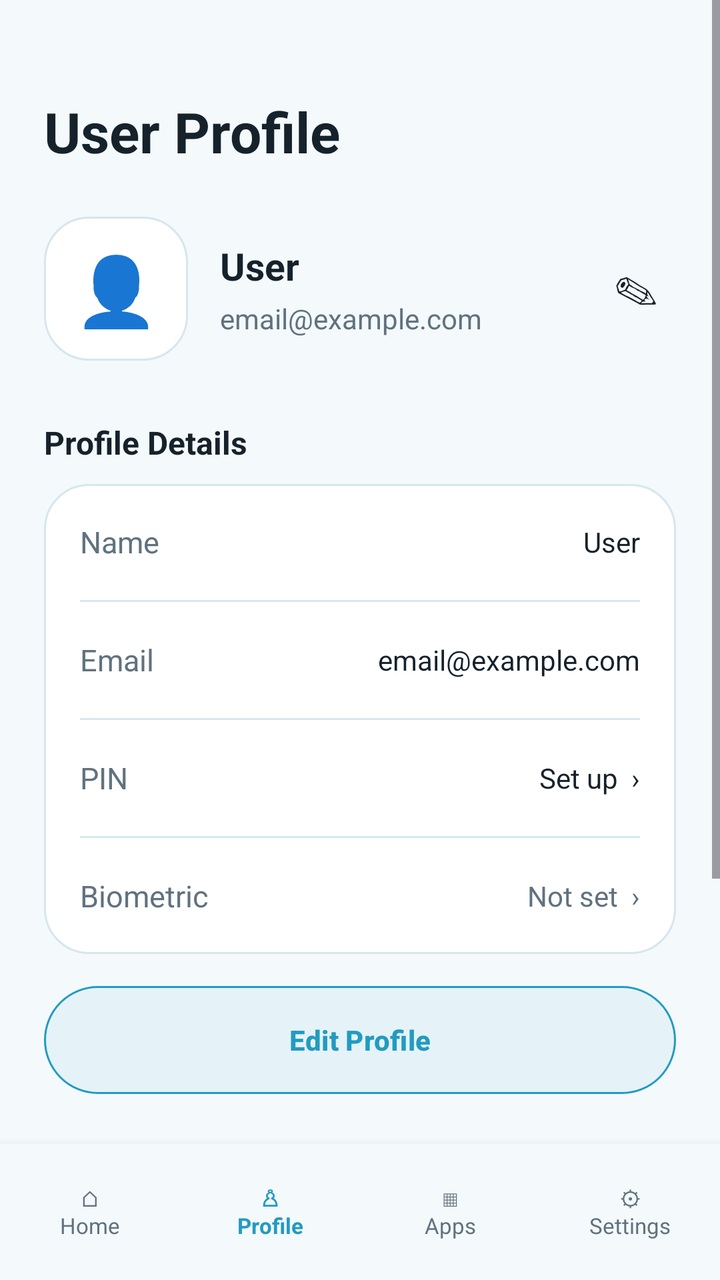
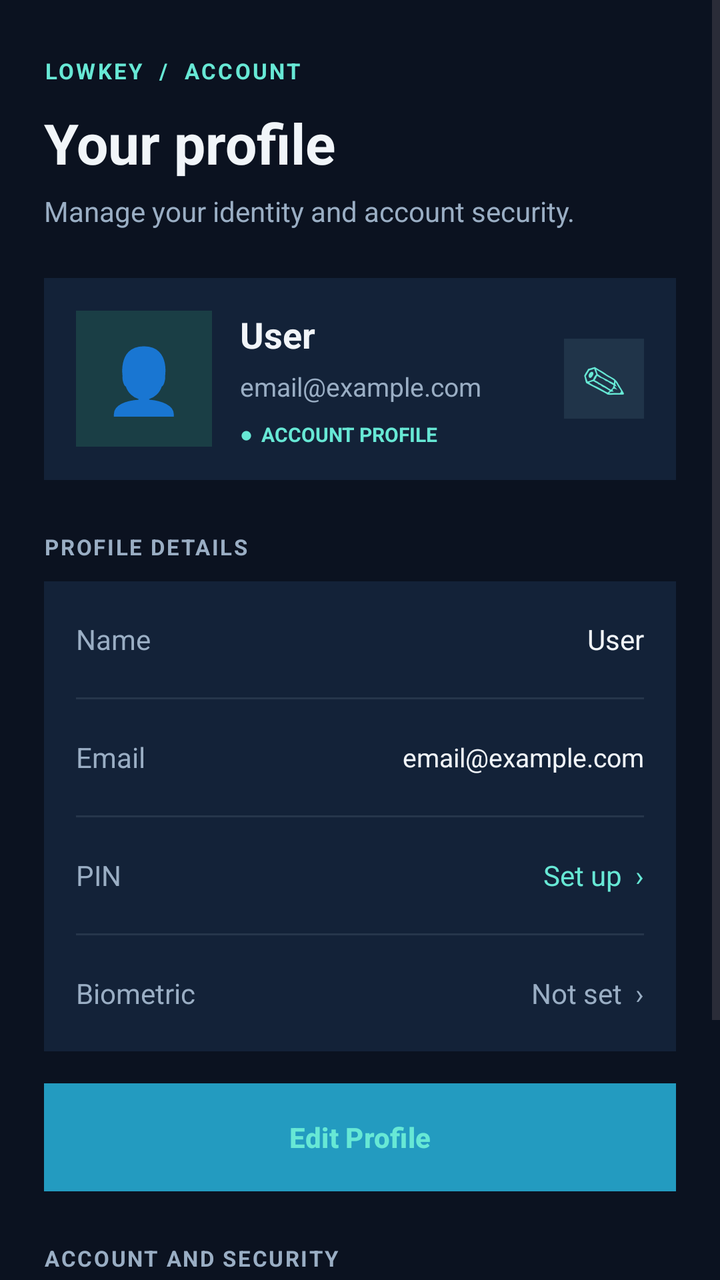

The first picture is an Android layout as it rendered before a commit; the second is the same layout after the commit. The layout source and the unified diff follow.
<!-- AndroidManifest.xml: application theme Theme.Lowkey -->
<!-- res/layout/activity_profile.xml -->
<?xml version="1.0" encoding="utf-8"?>
<androidx.constraintlayout.widget.ConstraintLayout
    xmlns:android="http://schemas.android.com/apk/res/android"
    xmlns:app="http://schemas.android.com/apk/res-auto"
    android:layout_width="match_parent"
    android:layout_height="match_parent"
    android:background="@color/screen_background">

    <ScrollView
        android:layout_width="0dp"
        android:layout_height="0dp"
        android:fillViewport="true"
        app:layout_constraintTop_toTopOf="parent"
        app:layout_constraintBottom_toTopOf="@id/profileBottomNav"
        app:layout_constraintStart_toStartOf="parent"
        app:layout_constraintEnd_toEndOf="parent">

        <LinearLayout
            android:layout_width="match_parent"
            android:layout_height="wrap_content"
            android:orientation="vertical"
            android:padding="22dp">

            
            <TextView
                android:layout_width="wrap_content"
                android:layout_height="wrap_content"
                android:layout_marginTop="25dp"
                android:text="User Profile"
                android:textColor="@color/primary_text"
                android:textSize="28sp"
                android:textStyle="bold" />

            
            <LinearLayout
                android:layout_width="match_parent"
                android:layout_height="wrap_content"
                android:layout_marginTop="24dp"
                android:gravity="center_vertical"
                android:orientation="horizontal">

                
                <TextView
                    android:layout_width="72dp"
                    android:layout_height="72dp"
                    android:background="@drawable/bg_status_card"
                    android:gravity="center"
                    android:text="👤"
                    android:textSize="34sp" />

                <LinearLayout
                    android:layout_width="0dp"
                    android:layout_height="wrap_content"
                    android:layout_weight="1"
                    android:layout_marginStart="16dp"
                    android:orientation="vertical">

                    <TextView
                        android:id="@+id/tvProfileName"
                        android:layout_width="wrap_content"
                        android:layout_height="wrap_content"
                        android:text="User"
                        android:textColor="@color/primary_text"
                        android:textSize="19sp"
                        android:textStyle="bold" />

                    <TextView
                        android:id="@+id/tvProfileEmail"
                        android:layout_width="wrap_content"
                        android:layout_height="wrap_content"
                        android:layout_marginTop="4dp"
                        android:text="email@example.com"
                        android:textColor="@color/secondary_text"
                        android:textSize="14sp" />

                </LinearLayout>

                <TextView
                    android:id="@+id/tvEditProfile"
                    android:layout_width="40dp"
                    android:layout_height="40dp"
                    android:gravity="center"
                    android:text="✎"
                    android:textColor="@color/primary_text"
                    android:textSize="22sp" />

            </LinearLayout>

            
            <TextView
                android:layout_width="wrap_content"
                android:layout_height="wrap_content"
                android:layout_marginTop="30dp"
                android:text="Profile Details"
                android:textColor="@color/primary_text"
                android:textSize="16sp"
                android:textStyle="bold" />

            <LinearLayout
                android:layout_width="match_parent"
                android:layout_height="wrap_content"
                android:layout_marginTop="10dp"
                android:background="@drawable/bg_status_card"
                android:orientation="vertical"
                android:paddingStart="18dp"
                android:paddingEnd="18dp">

                
                <LinearLayout
                    android:layout_width="match_parent"
                    android:layout_height="58dp"
                    android:gravity="center_vertical"
                    android:orientation="horizontal">

                    <TextView
                        android:layout_width="0dp"
                        android:layout_height="wrap_content"
                        android:layout_weight="1"
                        android:text="Name"
                        android:textColor="@color/secondary_text"
                        android:textSize="15sp" />

                    <TextView
                        android:id="@+id/tvDetailName"
                        android:layout_width="wrap_content"
                        android:layout_height="wrap_content"
                        android:text="User"
                        android:textColor="@color/primary_text"
                        android:textSize="14sp" />

                </LinearLayout>

                <View
                    android:layout_width="match_parent"
                    android:layout_height="1dp"
                    android:background="#D6E7ED" />

                
                <LinearLayout
                    android:layout_width="match_parent"
                    android:layout_height="58dp"
                    android:gravity="center_vertical"
                    android:orientation="horizontal">

                    <TextView
                        android:layout_width="0dp"
                        android:layout_height="wrap_content"
                        android:layout_weight="1"
                        android:text="Email"
                        android:textColor="@color/secondary_text"
                        android:textSize="15sp" />

                    <TextView
                        android:id="@+id/tvDetailEmail"
                        android:layout_width="wrap_content"
                        android:layout_height="wrap_content"
                        android:text="email@example.com"
                        android:textColor="@color/primary_text"
                        android:textSize="14sp" />

                </LinearLayout>

                <View
                    android:layout_width="match_parent"
                    android:layout_height="1dp"
                    android:background="#D6E7ED" />

                
                <LinearLayout
                    android:id="@+id/rowPin"
                    android:layout_width="match_parent"
                    android:layout_height="58dp"
                    android:gravity="center_vertical"
                    android:orientation="horizontal">

                    <TextView
                        android:layout_width="0dp"
                        android:layout_height="wrap_content"
                        android:layout_weight="1"
                        android:text="PIN"
                        android:textColor="@color/secondary_text"
                        android:textSize="15sp" />

                    <TextView
                        android:layout_width="wrap_content"
                        android:layout_height="wrap_content"
                        android:text="Set up  ›"
                        android:textColor="@color/primary_text"
                        android:textSize="14sp" />

                </LinearLayout>

                <View
                    android:layout_width="match_parent"
                    android:layout_height="1dp"
                    android:background="#D6E7ED" />

                
                <LinearLayout
                    android:id="@+id/rowBiometric"
                    android:layout_width="match_parent"
                    android:layout_height="58dp"
                    android:gravity="center_vertical"
                    android:orientation="horizontal">

                    <TextView
                        android:layout_width="0dp"
                        android:layout_height="wrap_content"
                        android:layout_weight="1"
                        android:text="Biometric"
                        android:textColor="@color/secondary_text"
                        android:textSize="15sp" />

                    <TextView
                        android:layout_width="wrap_content"
                        android:layout_height="wrap_content"
                        android:text="Not set  ›"
                        android:textColor="@color/secondary_text"
                        android:textSize="14sp" />

                </LinearLayout>

            </LinearLayout>

            
            <Button
                android:id="@+id/btnEditProfile"
                android:layout_width="match_parent"
                android:layout_height="54dp"
                android:layout_marginTop="16dp"
                android:background="@drawable/bg_secondary_button"
                android:backgroundTint="@null"
                app:backgroundTint ="@null"
                android:text="Edit Profile"
                android:textColor="@color/accent_blue"
                android:textSize="14sp"
                android:textStyle="bold" />

            
            <TextView
                android:layout_width="wrap_content"
                android:layout_height="wrap_content"
                android:layout_marginTop="26dp"
                android:text="Account"
                android:textColor="@color/primary_text"
                android:textSize="16sp"
                android:textStyle="bold" />

            <Button
                android:id="@+id/btnChangePassword"
                android:layout_width="match_parent"
                android:layout_height="54dp"
                android:layout_marginTop="10dp"
                android:background="@drawable/bg_status_card"
                android:backgroundTint="@null"
                android:text="Change Password"
                android:textColor="@color/primary_text"
                android:textSize="14sp"
                android:textStyle="bold" />

            <Button
                android:id="@+id/btnLogout"
                android:layout_width="match_parent"
                android:layout_height="54dp"
                android:layout_marginTop="10dp"
                android:background="@drawable/bg_status_card"
                android:backgroundTint="@null"
                android:text="Log Out"
                android:textColor="@color/primary_text"
                android:textSize="14sp"
                android:textStyle="bold" />

        </LinearLayout>

    </ScrollView>

    
    <LinearLayout
        android:id="@+id/profileBottomNav"
        android:layout_width="0dp"
        android:layout_height="68dp"
        android:background="@color/screen_background"
        android:elevation="8dp"
        android:gravity="center"
        android:orientation="horizontal"
        app:layout_constraintBottom_toBottomOf="parent"
        app:layout_constraintStart_toStartOf="parent"
        app:layout_constraintEnd_toEndOf="parent">

        <TextView
            android:id="@+id/profileNavHome"
            android:layout_width="0dp"
            android:layout_height="match_parent"
            android:layout_weight="1"
            android:gravity="center"
            android:text="⌂\nHome"
            android:textColor="@color/secondary_text"
            android:textSize="11sp" />

        <TextView
            android:id="@+id/profileNavProfile"
            android:layout_width="0dp"
            android:layout_height="match_parent"
            android:layout_weight="1"
            android:gravity="center"
            android:text="♙\nProfile"
            android:textColor="@color/accent_blue"
            android:textSize="11sp"
            android:textStyle="bold" />

        <TextView
            android:id="@+id/profileNavApps"
            android:layout_width="0dp"
            android:layout_height="match_parent"
            android:layout_weight="1"
            android:gravity="center"
            android:text="▦\nApps"
            android:textColor="@color/secondary_text"
            android:textSize="11sp" />

        <TextView
            android:id="@+id/profileNavSettings"
            android:layout_width="0dp"
            android:layout_height="match_parent"
            android:layout_weight="1"
            android:gravity="center"
            android:text="⚙\nSettings"
            android:textColor="@color/secondary_text"
            android:textSize="11sp" />

    </LinearLayout>

</androidx.constraintlayout.widget.ConstraintLayout>
<!-- resources referenced by this layout -->
<resources>
  <color name="accent_blue">#239BC0</color>
  <color name="primary_text">#16222B</color>
  <color name="screen_background">#F4F9FC</color>
  <color name="secondary_text">#60727E</color>
  <!-- drawable bg_secondary_button (drawable) -->
  <?xml version="1.0" encoding="utf-8"?>
  <shape xmlns:android="http://schemas.android.com/apk/res/android"
      android:shape="rectangle">
  
      <solid android:color="@color/button_secondary" />
  
      <stroke
          android:width="1dp"
          android:color="@color/accent_blue" />
  
      <corners android:radius="30dp" />
  
  </shape>
  <!-- drawable bg_status_card (drawable) -->
  <?xml version="1.0" encoding="utf-8"?>
  <shape xmlns:android="http://schemas.android.com/apk/res/android"
      android:shape="rectangle">
  
      <solid android:color="#FFFFFF" />
  
      <stroke
          android:width="1dp"
          android:color="#D6E7ED" />
  
      <corners android:radius="22dp" />
  
  </shape>
  <style name="Theme.Lowkey" parent="Base.Theme.Lowkey" />
  <color name="button_secondary">#E5F3F8</color>
  <style name="Base.Theme.Lowkey" parent="Theme.Material3.DayNight.NoActionBar">
  
          
          <item name="android:windowBackground">@color/screen_background</item>
          <item name="android:colorBackground">@color/screen_background</item>
  
          
          <item name="android:statusBarColor">@color/screen_background</item>
          <item name="android:navigationBarColor">@color/screen_background</item>
  
          
          <item name="android:windowLightStatusBar">false</item>
          <item name="android:windowLightNavigationBar">false</item>
  
          
          <item name="colorPrimary">@color/accent_blue</item>
          <item name="colorSecondary">@color/accent_blue</item>
  
          
          <item name="colorSurface">@color/button_secondary</item>
          <item name="colorSurfaceVariant">@color/button_secondary</item>
  
      </style>
</resources>

<!-- the commit's change to res/layout/activity_profile.xml (unified diff, before → after) -->
@@ -2,16 +2,21 @@
 <androidx.constraintlayout.widget.ConstraintLayout
     xmlns:android="http://schemas.android.com/apk/res/android"
     xmlns:app="http://schemas.android.com/apk/res-auto"
+    android:id="@+id/profileRoot"
     android:layout_width="match_parent"
     android:layout_height="match_parent"
-    android:background="@color/screen_background">
+    android:background="#0B1220">
 
     <ScrollView
+        android:id="@+id/profileScroll"
         android:layout_width="0dp"
         android:layout_height="0dp"
+        android:clipToPadding="false"
         android:fillViewport="true"
+        android:overScrollMode="never"
+        android:paddingBottom="12dp"
         app:layout_constraintTop_toTopOf="parent"
-        app:layout_constraintBottom_toTopOf="@id/profileBottomNav"
+        app:layout_constraintBottom_toBottomOf="parent"
         app:layout_constraintStart_toStartOf="parent"
         app:layout_constraintEnd_toEndOf="parent">
 
@@ -19,242 +24,265 @@
             android:layout_width="match_parent"
             android:layout_height="wrap_content"
             android:orientation="vertical"
-            android:padding="22dp">
-
-            
+            android:paddingStart="22dp"
+            android:paddingTop="28dp"
+            android:paddingEnd="22dp"
+            android:paddingBottom="24dp">
+
             <TextView
                 android:layout_width="wrap_content"
                 android:layout_height="wrap_content"
-                android:layout_marginTop="25dp"
-                android:text="User Profile"
-                android:textColor="@color/primary_text"
+                android:letterSpacing="0.1"
+                android:text="LOWKEY  /  ACCOUNT"
+                android:textColor="#67E8D5"
+                android:textSize="11sp"
+                android:textStyle="bold" />
+
+            <TextView
+                android:layout_width="match_parent"
+                android:layout_height="wrap_content"
+                android:layout_marginTop="10dp"
+                android:text="Your profile"
+                android:textColor="#F1F5F9"
                 android:textSize="28sp"
                 android:textStyle="bold" />
+
+            <TextView
+                android:layout_width="match_parent"
+                android:layout_height="wrap_content"
+                android:layout_marginTop="6dp"
+                android:text="Manage your identity and account security."
+                android:textColor="#9AAEC4"
+                android:textSize="14sp" />
 
             
             <LinearLayout
                 android:layout_width="match_parent"
                 android:layout_height="wrap_content"
                 android:layout_marginTop="24dp"
+                android:background="#132238"
                 android:gravity="center_vertical"
-                android:orientation="horizontal">
-
-                
+                android:orientation="horizontal"
+                android:padding="16dp">
+
                 <TextView
-                    android:layout_width="72dp"
-                    android:layout_height="72dp"
-                    android:background="@drawable/bg_status_card"
+                    android:layout_width="68dp"
+                    android:layout_height="68dp"
+                    android:background="#1A3E45"
                     android:gravity="center"
                     android:text="👤"
-                    android:textSize="34sp" />
+                    android:textSize="32sp"
+                    android:contentDescription="Profile avatar" />
 
                 <LinearLayout
                     android:layout_width="0dp"
                     android:layout_height="wrap_content"
+                    android:layout_marginStart="14dp"
                     android:layout_weight="1"
-                    android:layout_marginStart="16dp"
                     android:orientation="vertical">
 
                     <TextView
                         android:id="@+id/tvProfileName"
+                        android:layout_width="match_parent"
+                        android:layout_height="wrap_content"
+                        android:text="User"
+                        android:textColor="#F1F5F9"
+                        android:textSize="18sp"
+                        android:textStyle="bold" />
+
+                    <TextView
+                        android:id="@+id/tvProfileEmail"
+                        android:layout_width="match_parent"
+                        android:layout_height="wrap_content"
+                        android:layout_marginTop="5dp"
+                        android:ellipsize="end"
+                        android:maxLines="1"
+                        android:text="email@example.com"
+                        android:textColor="#9AAEC4"
+                        android:textSize="13sp" />
+
+                    <TextView
                         android:layout_width="wrap_content"
                         android:layout_height="wrap_content"
-                        android:text="User"
-                        android:textColor="@color/primary_text"
-                        android:textSize="19sp"
+                        android:layout_marginTop="8dp"
+                        android:text="●  ACCOUNT PROFILE"
+                        android:textColor="#67E8D5"
+                        android:textSize="10sp"
                         android:textStyle="bold" />
-
-                    <TextView
-                        android:id="@+id/tvProfileEmail"
-                        android:layout_width="wrap_content"
-                        android:layout_height="wrap_content"
-                        android:layout_marginTop="4dp"
-                        android:text="email@example.com"
-                        android:textColor="@color/secondary_text"
-                        android:textSize="14sp" />
-
                 </LinearLayout>
 
                 <TextView
                     android:id="@+id/tvEditProfile"
                     android:layout_width="40dp"
                     android:layout_height="40dp"
+                    android:background="#203449"
+                    android:clickable="true"
+                    android:contentDescription="Edit profile"
+                    android:focusable="true"
                     android:gravity="center"
                     android:text="✎"
-                    android:textColor="@color/primary_text"
+                    android:textColor="#67E8D5"
                     android:textSize="22sp" />
-
             </LinearLayout>
 
-            
-            <TextView
-                android:layout_width="wrap_content"
-                android:layout_height="wrap_content"
-                android:layout_marginTop="30dp"
-                android:text="Profile Details"
-                android:textColor="@color/primary_text"
-                android:textSize="16sp"
+            <TextView
+                android:layout_width="match_parent"
+                android:layout_height="wrap_content"
+                android:layout_marginTop="26dp"
+                android:layout_marginBottom="10dp"
+                android:text="PROFILE DETAILS"
+                android:letterSpacing="0.08"
+                android:textColor="#9AAEC4"
+                android:textSize="11sp"
                 android:textStyle="bold" />
 
             <LinearLayout
                 android:layout_width="match_parent"
                 android:layout_height="wrap_content"
-                android:layout_marginTop="10dp"
-                android:background="@drawable/bg_status_card"
+                android:background="#132238"
                 android:orientation="vertical"
-                android:paddingStart="18dp"
-                android:paddingEnd="18dp">
-
-                
+                android:paddingStart="16dp"
+                android:paddingEnd="16dp">
+
                 <LinearLayout
                     android:layout_width="match_parent"
                     android:layout_height="58dp"
                     android:gravity="center_vertical"
                     android:orientation="horizontal">
-
                     <TextView
                         android:layout_width="0dp"
                         android:layout_height="wrap_content"
                         android:layout_weight="1"
                         android:text="Name"
-                        android:textColor="@color/secondary_text"
-                        android:textSize="15sp" />
-
+                        android:textColor="#9AAEC4"
+                        android:textSize="14sp" />
                     <TextView
                         android:id="@+id/tvDetailName"
-                        android:layout_width="wrap_content"
-                        android:layout_height="wrap_content"
+                        android:layout_width="0dp"
+                        android:layout_height="wrap_content"
+                        android:layout_weight="1.5"
+                        android:gravity="end"
                         android:text="User"
-                        android:textColor="@color/primary_text"
-                        android:textSize="14sp" />
-
+                        android:textColor="#F1F5F9"
+                        android:textSize="14sp" />
                 </LinearLayout>
 
                 <View
                     android:layout_width="match_parent"
                     android:layout_height="1dp"
-                    android:background="#D6E7ED" />
-
-                
+                    android:background="#26364B" />
+
                 <LinearLayout
                     android:layout_width="match_parent"
                     android:layout_height="58dp"
                     android:gravity="center_vertical"
                     android:orientation="horizontal">
-
                     <TextView
                         android:layout_width="0dp"
                         android:layout_height="wrap_content"
                         android:layout_weight="1"
                         android:text="Email"
-                        android:textColor="@color/secondary_text"
-                        android:textSize="15sp" />
-
+                        android:textColor="#9AAEC4"
+                        android:textSize="14sp" />
                     <TextView
                         android:id="@+id/tvDetailEmail"
-                        android:layout_width="wrap_content"
-                        android:layout_height="wrap_content"
+                        android:layout_width="0dp"
+                        android:layout_height="wrap_content"
+                        android:layout_weight="1.5"
+                        android:ellipsize="middle"
+                        android:gravity="end"
+                        android:maxLines="1"
                         android:text="email@example.com"
-                        android:textColor="@color/primary_text"
-                        android:textSize="14sp" />
-
+                        android:textColor="#F1F5F9"
+                        android:textSize="13sp" />
                 </LinearLayout>
 
                 <View
                     android:layout_width="match_parent"
                     android:layout_height="1dp"
-                    android:background="#D6E7ED" />
-
-                
+                    android:background="#26364B" />
+
                 <LinearLayout
                     android:id="@+id/rowPin"
                     android:layout_width="match_parent"
                     android:layout_height="58dp"
                     android:gravity="center_vertical"
                     android:orientation="horizontal">
-
                     <TextView
                         android:layout_width="0dp"
                         android:layout_height="wrap_content"
                         android:layout_weight="1"
                         android:text="PIN"
-                        android:textColor="@color/secondary_text"
-                        android:textSize="15sp" />
-
+                        android:textColor="#9AAEC4"
+                        android:textSize="14sp" />
                     <TextView
                         android:layout_width="wrap_content"
                         android:layout_height="wrap_content"
                         android:text="Set up  ›"
-                        android:textColor="@color/primary_text"
-                        android:textSize="14sp" />
-
+                        android:textColor="#67E8D5"
+                        android:textSize="14sp" />
                 </LinearLayout>
 
                 <View
                     android:layout_width="match_parent"
                     android:layout_height="1dp"
-                    android:background="#D6E7ED" />
-
-                
+                    android:background="#26364B" />
+
                 <LinearLayout
                     android:id="@+id/rowBiometric"
                     android:layout_width="match_parent"
                     android:layout_height="58dp"
                     android:gravity="center_vertical"
                     android:orientation="horizontal">
-
                     <TextView
                         android:layout_width="0dp"
                         android:layout_height="wrap_content"
                         android:layout_weight="1"
                         android:text="Biometric"
-                        android:textColor="@color/secondary_text"
-                        android:textSize="15sp" />
-
+                        android:textColor="#9AAEC4"
+                        android:textSize="14sp" />
                     <TextView
                         android:layout_width="wrap_content"
                         android:layout_height="wrap_content"
                         android:text="Not set  ›"
-                        android:textColor="@color/secondary_text"
-                        android:textSize="14sp" />
-
-                </LinearLayout>
-
+                        android:textColor="#9AAEC4"
+                        android:textSize="14sp" />
+                </LinearLayout>
             </LinearLayout>
 
-            
             <Button
                 android:id="@+id/btnEditProfile"
                 android:layout_width="match_parent"
                 android:layout_height="54dp"
                 android:layout_marginTop="16dp"
-                android:background="@drawable/bg_secondary_button"
+                android:background="#173D42"
                 android:backgroundTint="@null"
-                app:backgroundTint ="@null"
                 android:text="Edit Profile"
-                android:textColor="@color/accent_blue"
+                android:textAllCaps="false"
+                android:textColor="#67E8D5"
                 android:textSize="14sp"
                 android:textStyle="bold" />
 
-            
-            <TextView
-                android:layout_width="wrap_content"
+            <TextView
+                android:layout_width="match_parent"
                 android:layout_height="wrap_content"
                 android:layout_marginTop="26dp"
-                android:text="Account"
-                android:textColor="@color/primary_text"
-                android:textSize="16sp"
+                android:layout_marginBottom="10dp"
+                android:text="ACCOUNT AND SECURITY"
+                android:letterSpacing="0.08"
+                android:textColor="#9AAEC4"
+                android:textSize="11sp"
                 android:textStyle="bold" />
 
             <Button
                 android:id="@+id/btnChangePassword"
                 android:layout_width="match_parent"
                 android:layout_height="54dp"
-                android:layout_marginTop="10dp"
-                android:background="@drawable/bg_status_card"
+                android:background="#172437"
                 android:backgroundTint="@null"
                 android:text="Change Password"
-                android:textColor="@color/primary_text"
+                android:textAllCaps="false"
+                android:textColor="#F1F5F9"
                 android:textSize="14sp"
                 android:textStyle="bold" />
 
@@ -263,23 +291,24 @@
                 android:layout_width="match_parent"
                 android:layout_height="54dp"
                 android:layout_marginTop="10dp"
-                android:background="@drawable/bg_status_card"
+                android:background="#30202B"
                 android:backgroundTint="@null"
                 android:text="Log Out"
-                android:textColor="@color/primary_text"
+                android:textAllCaps="false"
+                android:textColor="#FFB4AB"
                 android:textSize="14sp"
                 android:textStyle="bold" />
 
         </LinearLayout>
-
     </ScrollView>
 
     
     <LinearLayout
         android:id="@+id/profileBottomNav"
+        android:visibility="gone"
         android:layout_width="0dp"
         android:layout_height="68dp"
-        android:background="@color/screen_background"
+        android:background="#0F1A2B"
         android:elevation="8dp"
         android:gravity="center"
         android:orientation="horizontal"
@@ -294,7 +323,7 @@
             android:layout_weight="1"
             android:gravity="center"
             android:text="⌂\nHome"
-            android:textColor="@color/secondary_text"
+            android:textColor="#9AAEC4"
             android:textSize="11sp" />
 
         <TextView
@@ -304,7 +333,7 @@
             android:layout_weight="1"
             android:gravity="center"
             android:text="♙\nProfile"
-            android:textColor="@color/accent_blue"
+            android:textColor="#67E8D5"
             android:textSize="11sp"
             android:textStyle="bold" />
 
@@ -315,7 +344,7 @@
             android:layout_weight="1"
             android:gravity="center"
             android:text="▦\nApps"
-            android:textColor="@color/secondary_text"
+            android:textColor="#9AAEC4"
             android:textSize="11sp" />
 
         <TextView
@@ -325,9 +354,8 @@
             android:layout_weight="1"
             android:gravity="center"
             android:text="⚙\nSettings"
-            android:textColor="@color/secondary_text"
+            android:textColor="#9AAEC4"
             android:textSize="11sp" />
-
     </LinearLayout>
 
 </androidx.constraintlayout.widget.ConstraintLayout>
<!-- resource entries referenced after the edit -->
@@ -1,37 +1,7 @@
 <!-- resources referenced by this layout -->
 <resources>
   <color name="accent_blue">#239BC0</color>
-  <color name="primary_text">#16222B</color>
   <color name="screen_background">#F4F9FC</color>
-  <color name="secondary_text">#60727E</color>
-  <!-- drawable bg_secondary_button (drawable) -->
-  <?xml version="1.0" encoding="utf-8"?>
-  <shape xmlns:android="http://schemas.android.com/apk/res/android"
-      android:shape="rectangle">
-  
-      <solid android:color="@color/button_secondary" />
-  
-      <stroke
-          android:width="1dp"
-          android:color="@color/accent_blue" />
-  
-      <corners android:radius="30dp" />
-  
-  </shape>
-  <!-- drawable bg_status_card (drawable) -->
-  <?xml version="1.0" encoding="utf-8"?>
-  <shape xmlns:android="http://schemas.android.com/apk/res/android"
-      android:shape="rectangle">
-  
-      <solid android:color="#FFFFFF" />
-  
-      <stroke
-          android:width="1dp"
-          android:color="#D6E7ED" />
-  
-      <corners android:radius="22dp" />
-  
-  </shape>
   <style name="Theme.Lowkey" parent="Base.Theme.Lowkey" />
   <color name="button_secondary">#E5F3F8</color>
   <style name="Base.Theme.Lowkey" parent="Theme.Material3.DayNight.NoActionBar">
